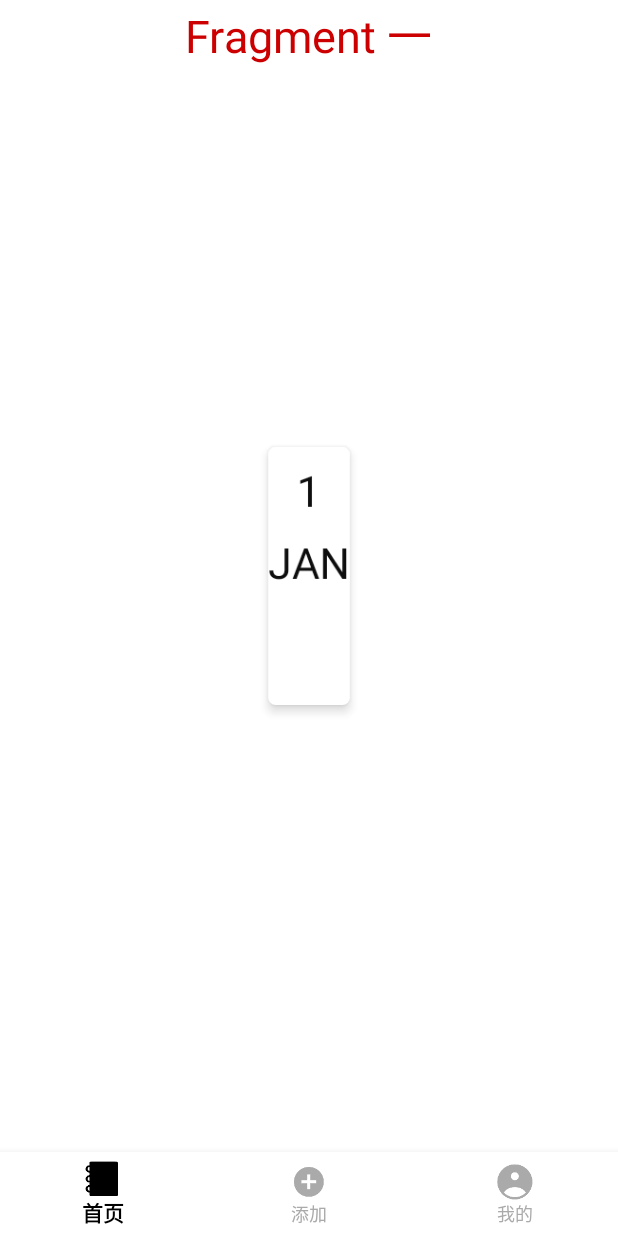
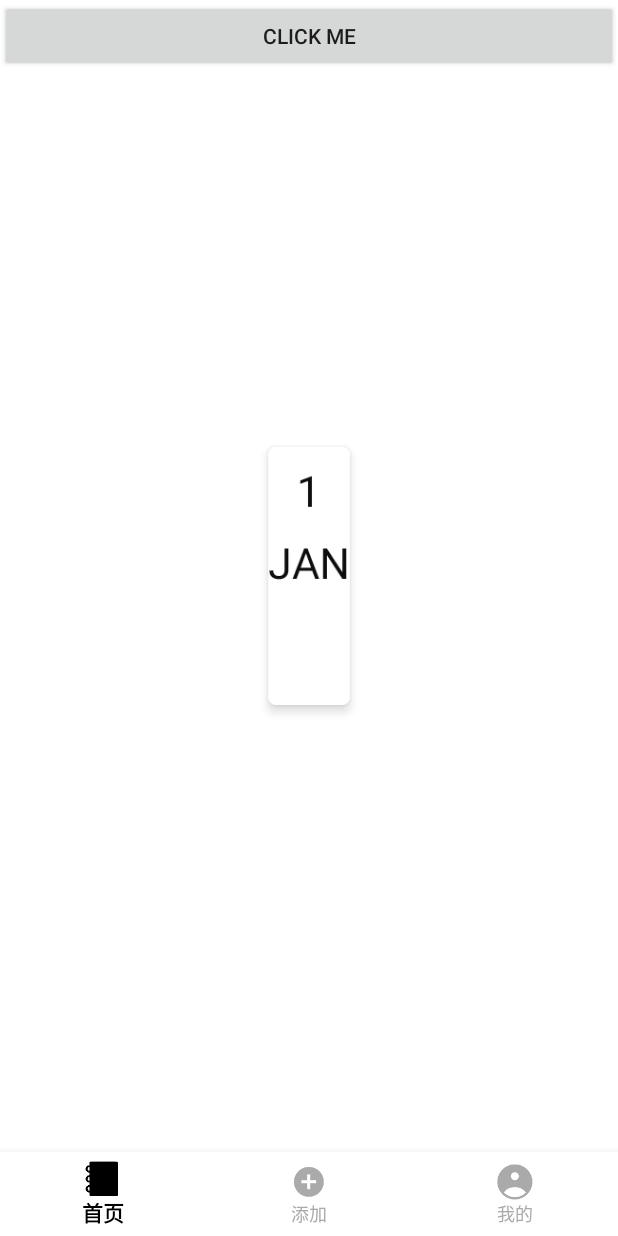
Before and after one commit to Zoeie/zoe_diary_app, an Android app: the screen it shows after launch (DiaryActivity), on a phone screen of 412 x 824 dp. Run offline under Robolectric (Android 15) with nearby library versions, the phone set to English and light mode, and no system bars; our stand-ins replace ButterKnife, RxJava; libraries missing offline, so code that uses them is left out: com.chad.library; 2 statements that could not run were skipped.

Commit message:
添加上传日记页面

```diff
--- a/app/src/main/AndroidManifest.xml
+++ b/app/src/main/AndroidManifest.xml
@@ -3,6 +3,8 @@
     package="com.zoe.diary">
 
     <uses-permission android:name="android.permission.INTERNET"/>
+    <uses-permission android:name="android.permission.WRITE_EXTERNAL_STORAGE"/>
+    <uses-permission android:name="android.permission.READ_EXTERNAL_STORAGE"/>
 
     <application
         android:name=".app.DiaryApplication"
@@ -20,6 +22,8 @@
                 <category android:name="android.intent.category.LAUNCHER" />
             </intent-filter>
         </activity>
+
+        <activity android:name=".ui.activity.DiaryEditActivity"/>
     </application>
 
 </manifest>
--- a/app/src/main/java/com/zoe/diary/constant/WebConfig.java
+++ b/app/src/main/java/com/zoe/diary/constant/WebConfig.java
@@ -7,7 +7,7 @@
 
 public class WebConfig {
 
-    ////通过ip地址访问，需要关闭防火墙
-    public static final String BASE_URL = "http://192.168.199.173:8080/";
+    //通过ip地址访问，需要关闭防火墙
+    public static final String BASE_URL = "http://280521is72.wicp.vip/";
 
 }
--- a/app/src/main/java/com/zoe/diary/net/api/ApiService.java
+++ b/app/src/main/java/com/zoe/diary/net/api/ApiService.java
@@ -1,9 +1,20 @@
 package com.zoe.diary.net.api;
 
-import com.zoe.diary.net.response.DiaryResponse;
+import com.zoe.diary.net.response.DiaryListResponse;
+import com.zoe.diary.net.response.DiarySaveResponse;
+
+import java.util.List;
+import java.util.Map;
 
 import io.reactivex.Observable;
+import okhttp3.MultipartBody;
+import okhttp3.RequestBody;
+import retrofit2.http.Body;
+import retrofit2.http.FieldMap;
 import retrofit2.http.GET;
+import retrofit2.http.Multipart;
+import retrofit2.http.POST;
+import retrofit2.http.Part;
 
 /**
  * author zoe
@@ -13,6 +24,10 @@
 public interface ApiService {
 
     @GET("diary/list")
-    Observable<DiaryResponse> list();
+    Observable<DiaryListResponse> list();
+
+    //文件上传和参数上传混合
+    @POST("diary/save")
+    Observable<DiarySaveResponse> save(@Body RequestBody body);
 
 }
--- a/app/src/main/java/com/zoe/diary/net/base/BaseModel.java
+++ b/app/src/main/java/com/zoe/diary/net/base/BaseModel.java
@@ -2,6 +2,8 @@
 
 import com.google.gson.Gson;
 import com.zoe.diary.net.contract.IContract;
+
+import java.io.File;
 
 import okhttp3.MediaType;
 import okhttp3.RequestBody;
@@ -21,4 +23,8 @@
     public RequestBody getRequestBody(String json) {
         return RequestBody.create(MediaType.parse("application/json; charset=utf-8"), json);
     }
+
+    public RequestBody getRequestBody(File file) {
+        return RequestBody.create(MediaType.parse("multipart/form-data"), file);
+    }
 }
--- a/app/src/main/java/com/zoe/diary/net/request/diary/DiaryContract.java
+++ b/app/src/main/java/com/zoe/diary/net/request/diary/DiaryContract.java
@@ -1,7 +1,7 @@
 package com.zoe.diary.net.request.diary;
 
 import com.zoe.diary.net.contract.IContract;
-import com.zoe.diary.net.response.DiaryResponse;
+import com.zoe.diary.net.response.DiaryListResponse;
 
 /**
  * author zoe
@@ -15,7 +15,7 @@
     }
 
     interface IView extends IContract.IView {
-        void onAllDiarySuccess(DiaryResponse response);
+        void onAllDiarySuccess(DiaryListResponse response);
         void onAllDiaryFailed();
     }
 }
--- a/app/src/main/java/com/zoe/diary/net/request/diary/DiaryModel.java
+++ b/app/src/main/java/com/zoe/diary/net/request/diary/DiaryModel.java
@@ -1,7 +1,7 @@
 package com.zoe.diary.net.request.diary;
 
 import com.zoe.diary.net.base.DiaryBaseModel;
-import com.zoe.diary.net.response.DiaryResponse;
+import com.zoe.diary.net.response.DiaryListResponse;
 
 import io.reactivex.Observable;
 import io.reactivex.android.schedulers.AndroidSchedulers;
@@ -15,7 +15,7 @@
 
 public class DiaryModel extends DiaryBaseModel {
 
-    public Observable<DiaryResponse> getAllDiary() {
+    public Observable<DiaryListResponse> getAllDiary() {
         return doRxRequest().list()
                 .subscribeOn(Schedulers.io())
                 .observeOn(AndroidSchedulers.mainThread());
--- a/app/src/main/java/com/zoe/diary/net/request/diary/DiaryPresenter.java
+++ b/app/src/main/java/com/zoe/diary/net/request/diary/DiaryPresenter.java
@@ -2,7 +2,7 @@
 
 import com.zoe.diary.net.base.BasePresenter;
 import com.zoe.diary.net.base.RxObserver;
-import com.zoe.diary.net.response.DiaryResponse;
+import com.zoe.diary.net.response.DiaryListResponse;
 
 /**
  * author zoe
@@ -15,9 +15,9 @@
 
     @Override
     public void getAllDiary() {
-        RxObserver<DiaryResponse> observer = new RxObserver<DiaryResponse>() {
+        RxObserver<DiaryListResponse> observer = new RxObserver<DiaryListResponse>() {
             @Override
-            protected void onSuccess(DiaryResponse response) {
+            protected void onSuccess(DiaryListResponse response) {
                 getView().onAllDiarySuccess(response);
             }
 
--- a/app/src/main/java/com/zoe/diary/net/response/DiaryResponse.java
+++ b/app/src/main/java/com/zoe/diary/net/response/DiaryListResponse.java
@@ -10,6 +10,6 @@
  * created 2019/12/5 14:39
  */
 
-public class DiaryResponse extends BaseResponse {
+public class DiaryListResponse extends BaseResponse {
     public List<DiaryInfo> data;
 }
--- /dev/null
+++ b/app/src/main/res/layout/activity_diary_edit.xml
@@ -0,0 +1,6 @@
+<?xml version="1.0" encoding="utf-8"?>
+<LinearLayout xmlns:android="http://schemas.android.com/apk/res/android"
+    android:orientation="vertical" android:layout_width="match_parent"
+    android:layout_height="match_parent">
+
+</LinearLayout>
--- a/app/src/main/res/layout/activity_main.xml
+++ b/app/src/main/res/layout/activity_main.xml
@@ -14,6 +14,12 @@
         android:layout_height="match_parent"
         android:layout_above="@id/bnv_main" />
 
+    <Button
+        android:id="@+id/btn_test"
+        android:text="click me"
+        android:layout_width="match_parent"
+        android:layout_height="wrap_content"/>
+
     <com.google.android.material.bottomnavigation.BottomNavigationView
         android:id="@+id/bnv_main"
         android:layout_width="match_parent"
```
Also changed, not shown: app/src/main/java/com/zoe/diary/DiaryActivity.java (+11 -3 lines), app/src/main/java/com/zoe/diary/net/request/save/SaveContract.java (added, +26 -0 lines), app/src/main/java/com/zoe/diary/net/request/save/SaveModel.java (added, +69 -0 lines), app/src/main/java/com/zoe/diary/net/request/save/SavePresenter.java (added, +43 -0 lines), app/src/main/java/com/zoe/diary/net/response/DiarySaveResponse.java (added, +8 -0 lines), app/src/main/java/com/zoe/diary/ui/activity/DiaryEditActivity.java (added, +58 -0 lines).
